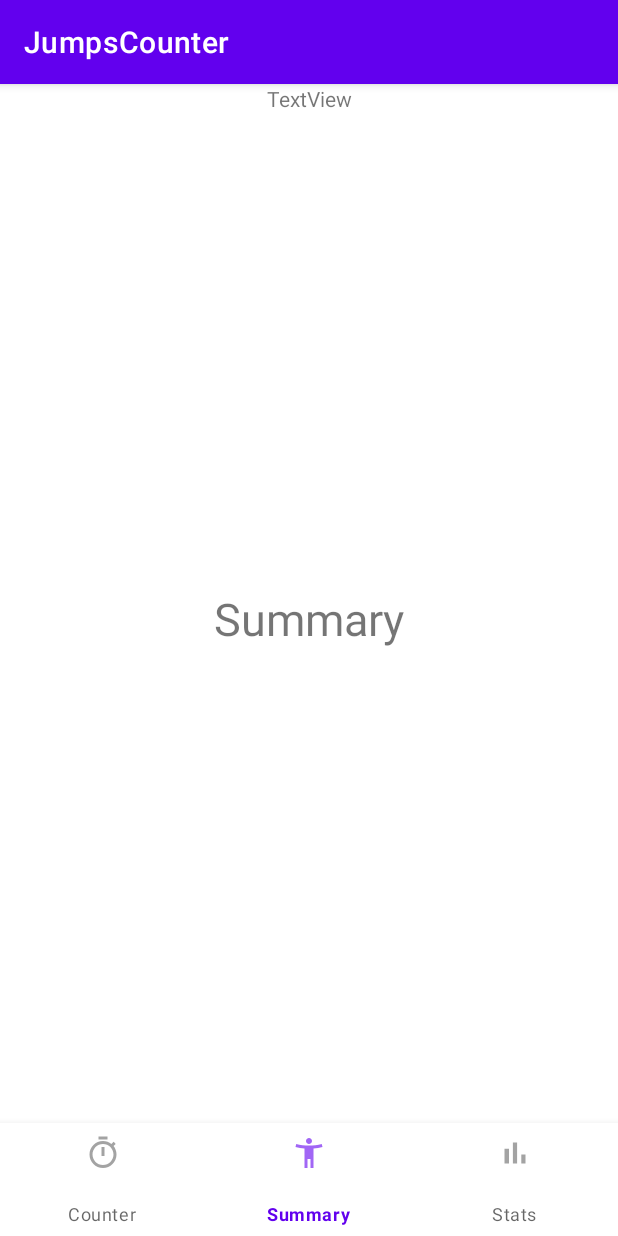
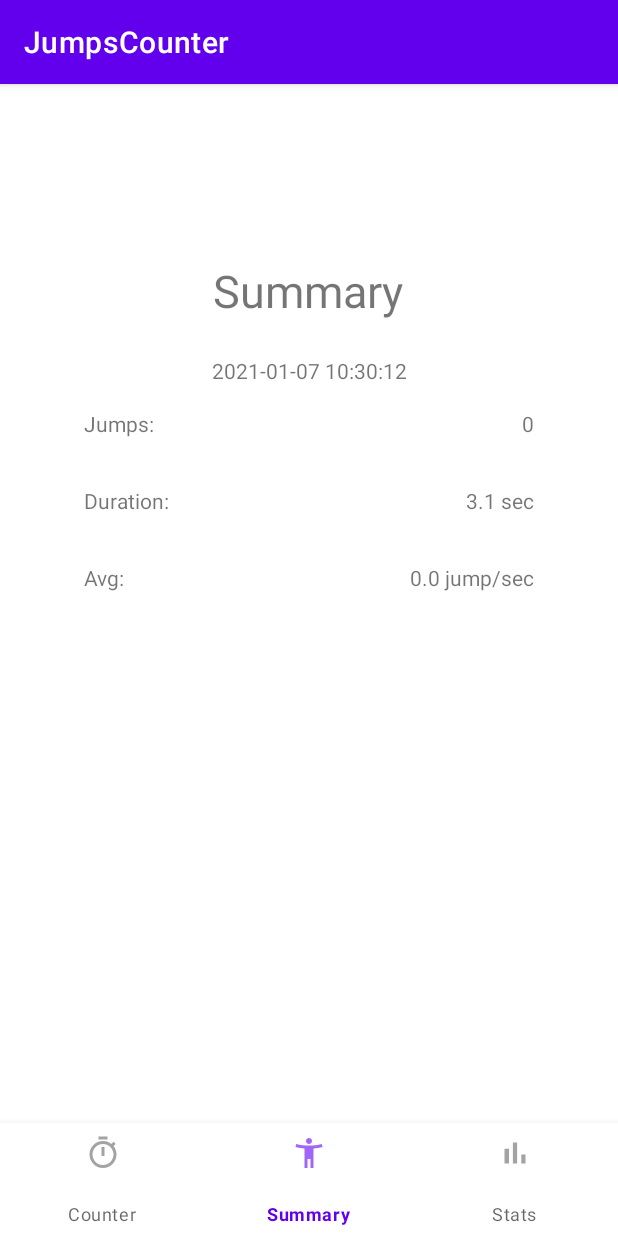
Before and after one commit to KraftUnderscore/JumpsCounter, an Android app: the screen it shows after launch (MainActivity), after a tap on "STOP", on a phone screen of 412 x 824 dp. Run offline under Robolectric (Android 15) with nearby library versions, the phone set to English and light mode, and no system bars; 3 other taps on this screen came first.

Commit message:
Add timer and last session summary

```diff
--- a/app/src/main/java/com/pieta/jumpscounter/MainActivity.java
+++ b/app/src/main/java/com/pieta/jumpscounter/MainActivity.java
@@ -6,6 +6,8 @@ import androidx.fragment.app.Fragment;
 import android.os.Bundle;
 
 import com.google.android.material.bottomnavigation.BottomNavigationView;
+import com.pieta.jumpscounter.data.Session;
+import com.pieta.jumpscounter.data.Timer;
 import com.pieta.jumpscounter.fragments.CounterFragment;
 import com.pieta.jumpscounter.fragments.StatsFragment;
 import com.pieta.jumpscounter.fragments.SummaryFragment;
@@ -16,16 +18,19 @@ import com.pieta.jumpscounter.logic.LinearAccelerationDetector;
 public class MainActivity extends AppCompatActivity {
 
     public enum State {
-        INIT, STOP, START, RESUME, PAUSE, SAVE_DATA, SUMMARY, STATS, COUNTER
+        INIT, STOP, START, RESUME, PAUSE, SUMMARY, STATS, COUNTER
     }
 
     private CounterFragment counterFragment;
     private SummaryFragment summaryFragment;
     private StatsFragment statsFragment;
 
+    private BottomNavigationView bottomNavigationView;
+
     private JumpCollector collector;
     private JumpDetector detector;
-    private BottomNavigationView bottomNavigationView;
+    private Timer timer;
+    private Session currentSession;
 
     @Override
     protected void onCreate(Bundle savedInstanceState) {
@@ -45,21 +50,33 @@ public class MainActivity extends AppCompatActivity {
                 updateFrame(counterFragment);
                 break;
             case START:
-                counterFragment.updateCounter(69);
+                currentSession = new Session();
+                detector.startDetecting();
+                timer.start();
                 counterFragment.updateButtons(true, false, true, false);
                 break;
             case PAUSE:
+                timer.stop();
+                detector.stopDetecting();
                 counterFragment.updateButtons(true, true, false, false);
                 break;
             case RESUME:
+                timer.start();
+                detector.stopDetecting();
                 counterFragment.updateButtons(true, false, true, false);
                 break;
             case STOP:
+                timer.stop();
+                detector.stopDetecting();
+                float duration = timer.getDuration();
+                currentSession.setDuration(duration);
+                currentSession.setJumps(collector.getJumps());
+                summaryFragment.updateSessionData(currentSession);
                 updateFrame(summaryFragment);
                 bottomNavigationView.setSelectedItemId(R.id.menu_summary);
                 // SAVE DATA
-                break;
-            case SAVE_DATA:
+                timer.reset();
+                collector.reset();
                 break;
             case SUMMARY:
                 updateFrame(summaryFragment);
@@ -73,13 +90,14 @@ public class MainActivity extends AppCompatActivity {
     }
 
     private void initialize() {
-        collector = new JumpCollector(findViewById(R.id.textView));
-        detector = new LinearAccelerationDetector(this);
-        detector.setCollector(collector);
-
         counterFragment = new CounterFragment(this);
         summaryFragment = new SummaryFragment();
         statsFragment = new StatsFragment();
+
+        timer = new Timer();
+        collector = new JumpCollector(counterFragment);
+        detector = new LinearAccelerationDetector(this);
+        detector.setCollector(collector);
 
         bottomNavigationView = findViewById(R.id.bottomNavigationView);
         bottomNavigationView.setOnNavigationItemSelectedListener(item -> {
--- /dev/null
+++ b/app/src/main/java/com/pieta/jumpscounter/data/Session.java
@@ -0,0 +1,45 @@
+package com.pieta.jumpscounter.data;
+
+import android.annotation.SuppressLint;
+
+import java.text.SimpleDateFormat;
+import java.util.Locale;
+
+public class Session {
+    long timeStamp;
+    float duration;
+    int jumps;
+
+    public Session() {
+        this.timeStamp = System.currentTimeMillis();
+    }
+
+    public void setJumps(int jumps) {
+        this.jumps = jumps;
+    }
+
+    public void setDuration(float duration) {
+        this.duration = duration;
+    }
+
+    @SuppressLint("DefaultLocale")
+    public String getJumpsString() {
+        return String.format("%d", jumps);
+    }
+
+    @SuppressLint("DefaultLocale")
+    public String getDurationString() {
+        return String.format("%.1f sec", duration);
+    }
+
+    @SuppressLint("DefaultLocale")
+    public String getDateString() {
+        SimpleDateFormat format = new SimpleDateFormat("yyyy-MM-dd HH:mm:ss", Locale.ENGLISH);
+        return format.format(timeStamp);
+    }
+
+    @SuppressLint("DefaultLocale")
+    public String getAvgString() {
+        return String.format("%.1f jump/sec", jumps/duration);
+    }
+}
--- /dev/null
+++ b/app/src/main/java/com/pieta/jumpscounter/data/Timer.java
@@ -0,0 +1,26 @@
+package com.pieta.jumpscounter.data;
+
+public class Timer {
+    float duration;
+    long startTime;
+
+    public Timer() {
+        duration = 0;
+    }
+
+    public void start() {
+        startTime = System.currentTimeMillis();
+    }
+
+    public void stop() {
+        duration += System.currentTimeMillis() - startTime;
+    }
+
+    public void reset() {
+        duration = 0;
+    }
+
+    public float getDuration() {
+        return duration/1000f;
+    }
+}
--- a/app/src/main/java/com/pieta/jumpscounter/fragments/SummaryFragment.java
+++ b/app/src/main/java/com/pieta/jumpscounter/fragments/SummaryFragment.java
@@ -1,13 +1,52 @@
 package com.pieta.jumpscounter.fragments;
 
+import android.os.Bundle;
+import android.view.View;
+import android.widget.TextView;
+
+import androidx.annotation.NonNull;
+import androidx.annotation.Nullable;
 import androidx.fragment.app.Fragment;
 
 import com.pieta.jumpscounter.R;
+import com.pieta.jumpscounter.data.Session;
 
 public class SummaryFragment extends Fragment {
+
+    private TextView sessionDate;
+    private TextView sessionJumps;
+    private TextView sessionDuration;
+    private TextView sessionAvg;
+
+    private Session session;
 
     public SummaryFragment() {
         super(R.layout.fragment_summary);
     }
 
+    @Override
+    public void onViewCreated(@NonNull View view, @Nullable Bundle savedInstanceState) {
+        super.onViewCreated(view, savedInstanceState);
+        sessionDate = (TextView) view.findViewById(R.id.summary_date_text);
+        sessionJumps = (TextView) view.findViewById(R.id.summary_jumps_text);
+        sessionDuration = (TextView) view.findViewById(R.id.summary_duration_text);
+        sessionAvg = (TextView) view.findViewById(R.id.summary_avg_text);
+
+        updateSummaryText();
+    }
+
+    public void updateSessionData(Session data) {
+        session = data;
+    }
+
+    private void updateSummaryText() {
+        if(session == null) return;
+
+        sessionJumps.setText(session.getJumpsString());
+        sessionDuration.setText(session.getDurationString());
+        sessionAvg.setText(session.getAvgString());
+        sessionDate.setText(session.getDateString());
+
+        session = null;
+    }
 }
--- a/app/src/main/java/com/pieta/jumpscounter/logic/JumpCollector.java
+++ b/app/src/main/java/com/pieta/jumpscounter/logic/JumpCollector.java
@@ -6,18 +6,22 @@ import com.pieta.jumpscounter.fragments.CounterFragment;
 
 public class JumpCollector {
     private int jumps = 0;
-    private final TextView counter;
+    private final CounterFragment counterFragment;
 
-    public JumpCollector(TextView counter) {
-        this.counter = counter;
+    public JumpCollector(CounterFragment counterFragment) {
+        this.counterFragment = counterFragment;
     }
 
     public void collectJump() {
         jumps += 1;
-        counter.setText(Integer.toString(getJumps()));
+        counterFragment.updateCounter(getJumps());
     }
 
     public int getJumps() {
         return Math.max(0, jumps / 2 - 1);
     }
+
+    public void reset() {
+        jumps = 0;
+    }
 }
--- a/app/src/main/java/com/pieta/jumpscounter/logic/LinearAccelerationDetector.java
+++ b/app/src/main/java/com/pieta/jumpscounter/logic/LinearAccelerationDetector.java
@@ -11,7 +11,7 @@ public class LinearAccelerationDetector implements JumpDetector, SensorEventList
     private Sensor sensor;
     private boolean isDetecting = false;
     private float previousX, previousY, previousZ;
-    private final float threshold = 0.5f;
+    private final float threshold = 0.05f;
 
     public LinearAccelerationDetector(Context context) {
         SensorManager manager = (SensorManager) context.getSystemService(Context.SENSOR_SERVICE);
--- a/app/src/main/res/layout/activity_main.xml
+++ b/app/src/main/res/layout/activity_main.xml
@@ -5,15 +5,6 @@
     android:layout_width="match_parent"
     android:layout_height="match_parent"
     tools:context=".MainActivity">
-
-    <TextView
-        android:id="@+id/textView"
-        android:layout_width="wrap_content"
-        android:layout_height="wrap_content"
-        android:text="TextView"
-        app:layout_constraintEnd_toEndOf="parent"
-        app:layout_constraintHorizontal_bias="0.5"
-        app:layout_constraintStart_toStartOf="parent" />
 
     <FrameLayout
         android:id="@+id/frame_fragment"
@@ -23,7 +14,7 @@
         app:layout_constraintEnd_toEndOf="parent"
         app:layout_constraintHorizontal_bias="0.5"
         app:layout_constraintStart_toStartOf="parent"
-        app:layout_constraintTop_toBottomOf="@+id/textView" />
+        app:layout_constraintTop_toTopOf="parent" />
 
     <com.google.android.material.bottomnavigation.BottomNavigationView
         android:id="@+id/bottomNavigationView"
--- a/app/src/main/res/layout/fragment_summary.xml
+++ b/app/src/main/res/layout/fragment_summary.xml
@@ -14,8 +14,75 @@
         android:textSize="30dp"
         app:layout_constraintBottom_toBottomOf="parent"
         app:layout_constraintEnd_toEndOf="parent"
-        app:layout_constraintHorizontal_bias="0.5"
+        app:layout_constraintHorizontal_bias="0.498"
         app:layout_constraintStart_toStartOf="parent"
-        app:layout_constraintTop_toTopOf="parent" />
+        app:layout_constraintTop_toTopOf="parent"
+        app:layout_constraintVertical_bias="0.18" />
+
+    <TextView
+        android:id="@+id/summary_date_text"
+        android:layout_width="wrap_content"
+        android:layout_height="wrap_content"
+        android:layout_marginTop="23dp"
+        app:layout_constraintEnd_toEndOf="parent"
+        app:layout_constraintStart_toStartOf="parent"
+        app:layout_constraintTop_toBottomOf="@+id/text_title_summary" />
+
+    <TextView
+        android:id="@+id/summary_jumps_info"
+        android:layout_width="wrap_content"
+        android:layout_height="wrap_content"
+        android:layout_marginStart="56dp"
+        android:layout_marginTop="16dp"
+        android:text="@string/summary_jumps_label"
+        app:layout_constraintStart_toStartOf="parent"
+        app:layout_constraintTop_toBottomOf="@+id/summary_date_text" />
+
+    <TextView
+        android:id="@+id/summary_duration_info"
+        android:layout_width="wrap_content"
+        android:layout_height="wrap_content"
+        android:layout_marginStart="56dp"
+        android:layout_marginTop="32dp"
+        android:text="@string/summary_duration_label"
+        app:layout_constraintStart_toStartOf="parent"
+        app:layout_constraintTop_toBottomOf="@+id/summary_jumps_info" />
+
+    <TextView
+        android:id="@+id/summary_avg_info"
+        android:layout_width="wrap_content"
+        android:layout_height="wrap_content"
+        android:layout_marginStart="56dp"
+        android:layout_marginTop="32dp"
+        android:text="@string/summary_avg_label"
+        app:layout_constraintStart_toStartOf="parent"
+        app:layout_constraintTop_toBottomOf="@+id/summary_duration_info" />
+
+    <TextView
+        android:id="@+id/summary_jumps_text"
+        android:layout_width="wrap_content"
+        android:layout_height="wrap_content"
+        android:layout_marginTop="16dp"
+        android:layout_marginEnd="56dp"
+        app:layout_constraintEnd_toEndOf="parent"
+        app:layout_constraintTop_toBottomOf="@+id/summary_date_text" />
+
+    <TextView
+        android:id="@+id/summary_duration_text"
+        android:layout_width="wrap_content"
+        android:layout_height="wrap_content"
+        android:layout_marginTop="32dp"
+        android:layout_marginEnd="56dp"
+        app:layout_constraintEnd_toEndOf="parent"
+        app:layout_constraintTop_toBottomOf="@+id/summary_jumps_text" />
+
+    <TextView
+        android:id="@+id/summary_avg_text"
+        android:layout_width="wrap_content"
+        android:layout_height="wrap_content"
+        android:layout_marginTop="32dp"
+        android:layout_marginEnd="56dp"
+        app:layout_constraintEnd_toEndOf="parent"
+        app:layout_constraintTop_toBottomOf="@+id/summary_duration_text" />
 
 </androidx.constraintlayout.widget.ConstraintLayout>
--- a/app/src/main/res/values/strings.xml
+++ b/app/src/main/res/values/strings.xml
@@ -7,4 +7,7 @@
     <string name="pause_text">Pause</string>
     <string name="resume_text">Resume</string>
     <string name="stop_text">Stop</string>
+    <string name="summary_jumps_label">Jumps:</string>
+    <string name="summary_duration_label">Duration:</string>
+    <string name="summary_avg_label">Avg:</string>
 </resources>
```
